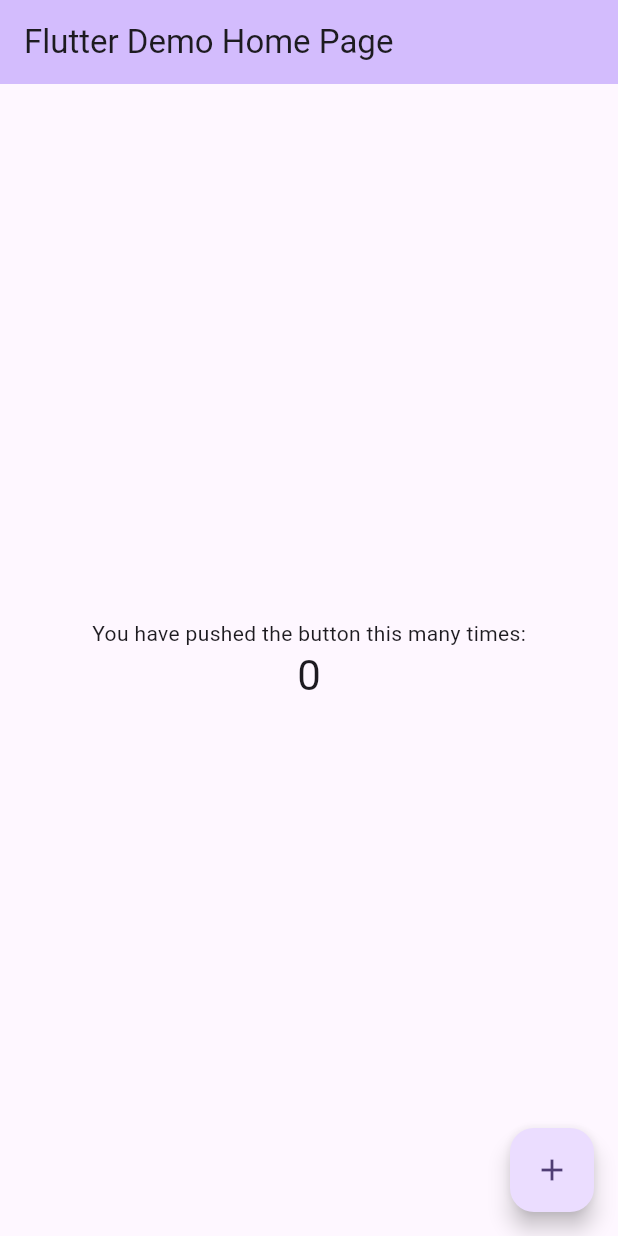
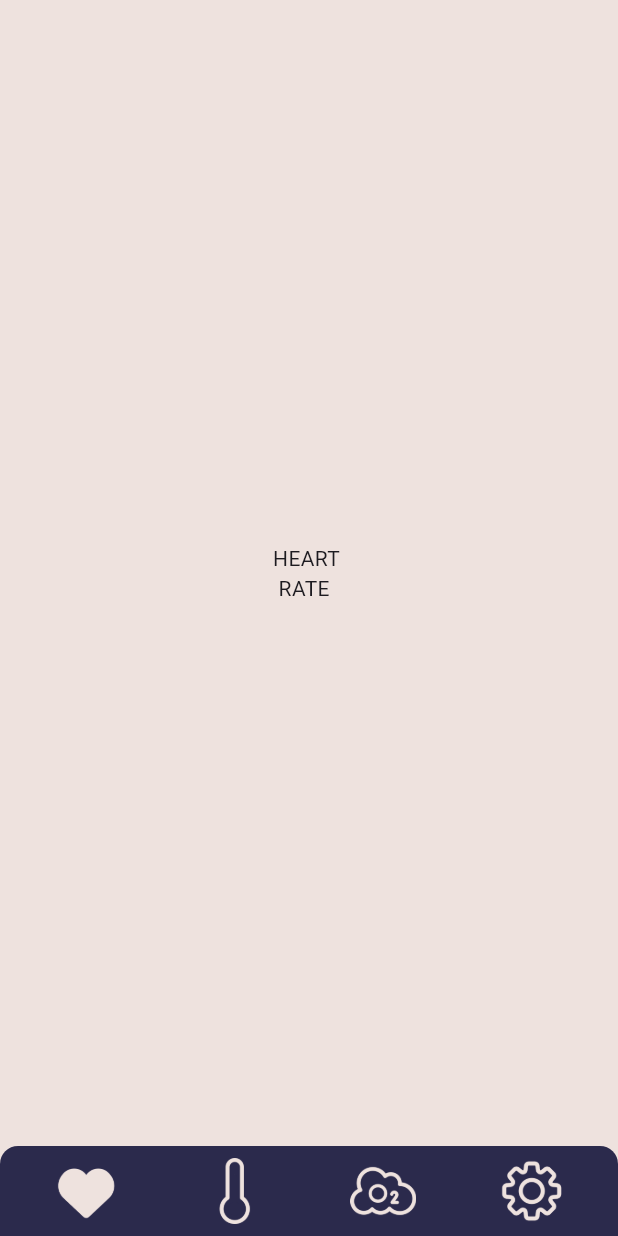
Before and after one commit to Hamza-Bayar-2/Bed-Ridden-Monitor, a Flutter app: the screen it shows after launch, on a phone screen of 412 x 824 dp. Run offline on Flutter 3.47's test engine with Material 3 defaults, Android fonts, the phone set to English and light mode, and no system bars; our stand-ins replace flutter_riverpod.

Commit message:
bottom navigation bar added

```diff
--- /dev/null
+++ b/lib/app/my_app.dart
@@ -0,0 +1,35 @@
+import 'package:flutter/material.dart';
+import 'package:flutter_riverpod/flutter_riverpod.dart';
+import 'package:solution_challenge/content/app_colors.dart';
+import 'package:solution_challenge/pages/heart_rate_page.dart';
+import '../pages/body_temperature_page.dart';
+import '../pages/navigation_bar.dart';
+import '../riverpod/riverpod_bottom_navigation_bar.dart';
+
+
+class MyApp extends ConsumerStatefulWidget {
+  const MyApp({Key? key}) : super(key: key);
+
+  @override
+  ConsumerState<MyApp> createState() => _MyAppState();
+}
+
+class _MyAppState extends ConsumerState<MyApp> {
+  @override
+  Widget build(BuildContext context) {
+    var navigationWatch = ref.watch(bottomNavigationBarProvider);
+    return MaterialApp(
+      home: SafeArea(
+        child: Scaffold(
+          backgroundColor: AppColors().whiteVariety,
+          // appBar: ,
+          bottomNavigationBar: CustomBottomNavigationBar(),
+          body: Padding(
+            padding: EdgeInsets.all(10),
+              child: navigationWatch == 0 ? HeartRatePage() : BodyTemperaturePage()/// pages are here
+          ),
+        ),
+      )
+    );
+  }
+}
--- /dev/null
+++ b/lib/content/app_colors.dart
@@ -0,0 +1,6 @@
+import 'package:flutter/material.dart';
+
+class AppColors{
+  Color darkBlue =  const Color(0xFF2B2A4C);
+  Color whiteVariety = const Color(0xFFEEE2DE);
+}
--- a/lib/main.dart
+++ b/lib/main.dart
@@ -1,125 +1,10 @@
 import 'package:flutter/material.dart';
+import 'package:solution_challenge/app/my_app.dart';
+import 'package:flutter_riverpod/flutter_riverpod.dart';
 
 void main() {
-  runApp(const MyApp());
+  runApp(
+      ProviderScope(
+          child: MyApp()
+      ));
 }
-
-class MyApp extends StatelessWidget {
-  const MyApp({super.key});
-
-  // This widget is the root of your application.
-  @override
-  Widget build(BuildContext context) {
-    return MaterialApp(
-      title: 'Flutter Demo',
-      theme: ThemeData(
-        // This is the theme of your application.
-        //
-        // TRY THIS: Try running your application with "flutter run". You'll see
-        // the application has a blue toolbar. Then, without quitting the app,
-        // try changing the seedColor in the colorScheme below to Colors.green
-        // and then invoke "hot reload" (save your changes or press the "hot
-        // reload" button in a Flutter-supported IDE, or press "r" if you used
-        // the command line to start the app).
-        //
-        // Notice that the counter didn't reset back to zero; the application
-        // state is not lost during the reload. To reset the state, use hot
-        // restart instead.
-        //
-        // This works for code too, not just values: Most code changes can be
-        // tested with just a hot reload.
-        colorScheme: ColorScheme.fromSeed(seedColor: Colors.deepPurple),
-        useMaterial3: true,
-      ),
-      home: const MyHomePage(title: 'Flutter Demo Home Page'),
-    );
-  }
-}
-
-class MyHomePage extends StatefulWidget {
-  const MyHomePage({super.key, required this.title});
-
-  // This widget is the home page of your application. It is stateful, meaning
-  // that it has a State object (defined below) that contains fields that affect
-  // how it looks.
-
-  // This class is the configuration for the state. It holds the values (in this
-  // case the title) provided by the parent (in this case the App widget) and
-  // used by the build method of the State. Fields in a Widget subclass are
-  // always marked "final".
-
-  final String title;
-
-  @override
-  State<MyHomePage> createState() => _MyHomePageState();
-}
-
-class _MyHomePageState extends State<MyHomePage> {
-  int _counter = 0;
-
-  void _incrementCounter() {
-    setState(() {
-      // This call to setState tells the Flutter framework that something has
-      // changed in this State, which causes it to rerun the build method below
-      // so that the display can reflect the updated values. If we changed
-      // _counter without calling setState(), then the build method would not be
-      // called again, and so nothing would appear to happen.
-      _counter++;
-    });
-  }
-
-  @override
-  Widget build(BuildContext context) {
-    // This method is rerun every time setState is called, for instance as done
-    // by the _incrementCounter method above.
-    //
-    // The Flutter framework has been optimized to make rerunning build methods
-    // fast, so that you can just rebuild anything that needs updating rather
-    // than having to individually change instances of widgets.
-    return Scaffold(
-      appBar: AppBar(
-        // TRY THIS: Try changing the color here to a specific color (to
-        // Colors.amber, perhaps?) and trigger a hot reload to see the AppBar
-        // change color while the other colors stay the same.
-        backgroundColor: Theme.of(context).colorScheme.inversePrimary,
-        // Here we take the value from the MyHomePage object that was created by
-        // the App.build method, and use it to set our appbar title.
-        title: Text(widget.title),
-      ),
-      body: Center(
-        // Center is a layout widget. It takes a single child and positions it
-        // in the middle of the parent.
-        child: Column(
-          // Column is also a layout widget. It takes a list of children and
-          // arranges them vertically. By default, it sizes itself to fit its
-          // children horizontally, and tries to be as tall as its parent.
-          //
-          // Column has various properties to control how it sizes itself and
-          // how it positions its children. Here we use mainAxisAlignment to
-          // center the children vertically; the main axis here is the vertical
-          // axis because Columns are vertical (the cross axis would be
-          // horizontal).
-          //
-          // TRY THIS: Invoke "debug painting" (choose the "Toggle Debug Paint"
-          // action in the IDE, or press "p" in the console), to see the
-          // wireframe for each widget.
-          mainAxisAlignment: MainAxisAlignment.center,
-          children: <Widget>[
-            const Text(
-              'You have pushed the button this many times:',
-            ),
-            Text(
-              '$_counter',
-              style: Theme.of(context).textTheme.headlineMedium,
-            ),
-          ],
-        ),
-      ),
-      floatingActionButton: FloatingActionButton(
-        onPressed: _incrementCounter,
-        tooltip: 'Increment',
-        child: const Icon(Icons.add),
-      ), // This trailing comma makes auto-formatting nicer for build methods.
-    );
-  }
-}
--- /dev/null
+++ b/lib/pages/body_temperature_page.dart
@@ -0,0 +1,20 @@
+import 'package:flutter/cupertino.dart';
+import 'package:flutter/material.dart';
+import 'package:flutter_riverpod/flutter_riverpod.dart';
+
+class BodyTemperaturePage extends ConsumerStatefulWidget {
+  const BodyTemperaturePage({Key? key}) : super(key: key);
+
+  @override
+  ConsumerState<BodyTemperaturePage> createState() => _BodyTemperaturePageState();
+}
+
+class _BodyTemperaturePageState extends ConsumerState<BodyTemperaturePage> {
+  @override
+  Widget build(BuildContext context) {
+    return
+      Center(
+        child: Text("         BODY \n TEMPERATURE"),
+      );
+  }
+}
--- /dev/null
+++ b/lib/pages/heart_rate_page.dart
@@ -0,0 +1,20 @@
+import 'package:flutter/cupertino.dart';
+import 'package:flutter/material.dart';
+import 'package:flutter_riverpod/flutter_riverpod.dart';
+
+class HeartRatePage extends ConsumerStatefulWidget {
+  const HeartRatePage({Key? key}) : super(key: key);
+
+  @override
+  ConsumerState<HeartRatePage> createState() => _HeartRatePageState();
+}
+
+class _HeartRatePageState extends ConsumerState<HeartRatePage> {
+  @override
+  Widget build(BuildContext context) {
+    return
+      Center(
+        child: Text("HEART \n RATE"),
+      );
+  }
+}
--- /dev/null
+++ b/lib/pages/navigation_bar.dart
@@ -0,0 +1,63 @@
+import 'package:flutter/cupertino.dart';
+import 'package:flutter/material.dart';
+import 'package:flutter_riverpod/flutter_riverpod.dart';
+import 'package:solution_challenge/content/app_colors.dart';
+import '../riverpod/riverpod_bottom_navigation_bar.dart';
+
+class CustomBottomNavigationBar extends ConsumerStatefulWidget {
+  const CustomBottomNavigationBar({Key? key}) : super(key: key);
+
+  @override
+  ConsumerState<CustomBottomNavigationBar> createState() => _CustomBottomNavigationBarState();
+}
+
+class _CustomBottomNavigationBarState extends ConsumerState<CustomBottomNavigationBar> {
+  @override
+  Widget build(BuildContext context) {
+    return Container(
+      height: 60,
+      decoration: BoxDecoration(
+        color: AppColors().darkBlue,
+        borderRadius: const BorderRadius.only(
+          topLeft: Radius.circular(12),
+          topRight: Radius.circular(12)
+        )
+      ),
+      child: Padding(
+        padding: const EdgeInsets.all(8.0),
+        child: Row(
+          mainAxisAlignment: MainAxisAlignment.spaceAround,
+          children: [
+            iconButton(0, "assets/icons/filled_heart.png", "assets/icons/heart.png"),
+            iconButton(1, "assets/icons/filled_tempareture.png", "assets/icons/tempareture.png"),
+            iconButton(2, "assets/icons/filled_oxygen.png", "assets/icons/oxygen.png"),
+            iconButton(3, "assets/icons/filled_setting.png", "assets/icons/setting.png"),
+          ],
+        ),
+      ),
+    );
+  }
+
+  Widget iconButton(int selectedPageIndex, String activeIcon, String passiveIcon){
+    var navigationWatch = ref.watch(bottomNavigationBarProvider);
+    var navigationRead = ref.read(bottomNavigationBarProvider.notifier);
+    return GestureDetector(
+      onTap: () {
+        navigationRead.state = selectedPageIndex;
+      },
+      child: SizedBox(
+        height: 45,
+        child: Row(
+          mainAxisAlignment: MainAxisAlignment.start,
+          children: [
+            Image(
+              image: AssetImage(
+                navigationWatch == selectedPageIndex ? activeIcon : passiveIcon
+              ),
+            )
+          ],
+        ),
+      ),
+    );
+  }
+}
--- /dev/null
+++ b/lib/riverpod/riverpod_bottom_navigation_bar.dart
@@ -0,0 +1,10 @@
+
+import 'package:flutter/cupertino.dart';
+import 'package:flutter_riverpod/flutter_riverpod.dart';
+
+final bottomNavigationBarProvider = StateProvider<int>(
+  (ref) {
+    int index = 0;
+    return index;
+  }
+);
--- a/pubspec.yaml
+++ b/pubspec.yaml
@@ -30,6 +30,7 @@ environment:
 dependencies:
   flutter:
     sdk: flutter
+  flutter_riverpod: ^2.4.9
 
 
   # The following adds the Cupertino Icons font to your application.
@@ -52,6 +53,8 @@ dev_dependencies:
 
 # The following section is specific to Flutter packages.
 flutter:
+  assets:
+    - assets/icons/
 
   # The following line ensures that the Material Icons font is
   # included with your application, so that you can use the icons in
```
Also changed, not shown: assets/icons/filled_heart.png (added), assets/icons/filled_oxygen.png (added), assets/icons/filled_setting.png (added), assets/icons/filled_tempareture.png (added), assets/icons/heart.png (added), assets/icons/oxygen.png (added), assets/icons/setting.png (added), assets/icons/tempareture.png (added), lib/riverpod/riverpod_body_temperature_page.dart (added), lib/riverpod/riverpod_heart_rate_page.dart (added), lib/riverpod/riverpod_oxygen_level_page.dart (added), pubspec.lock, 1 other file.
